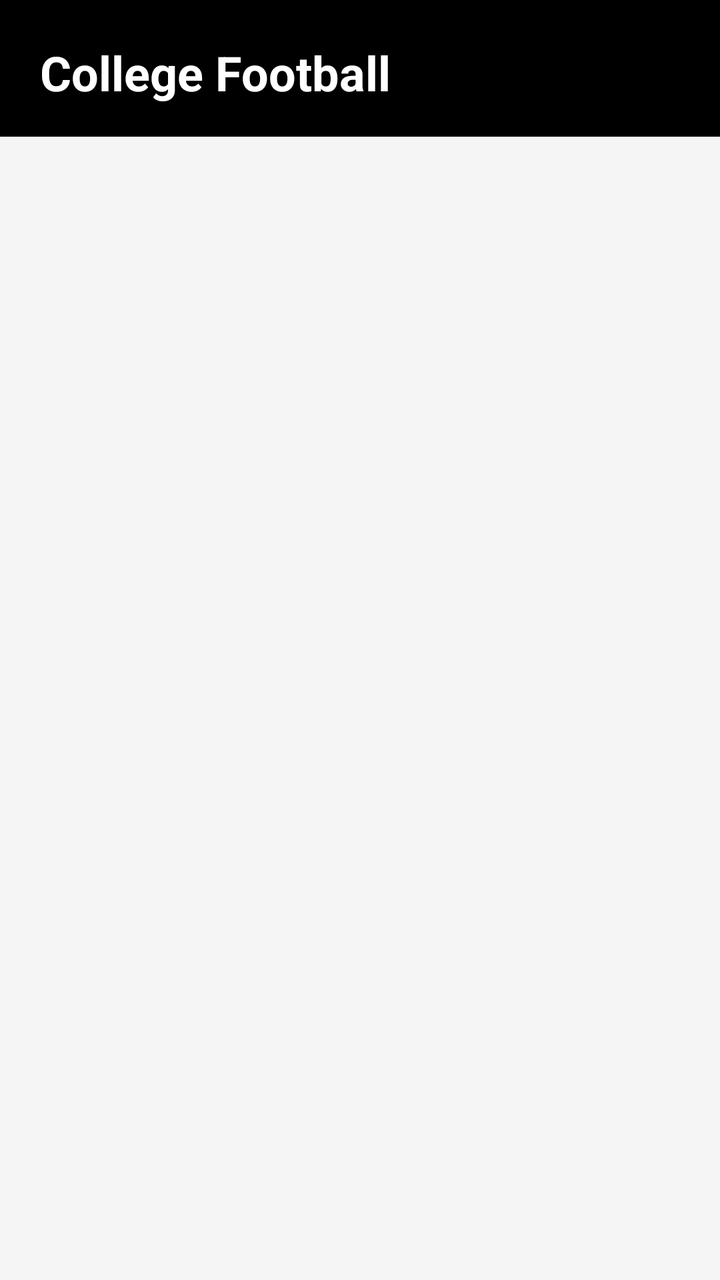
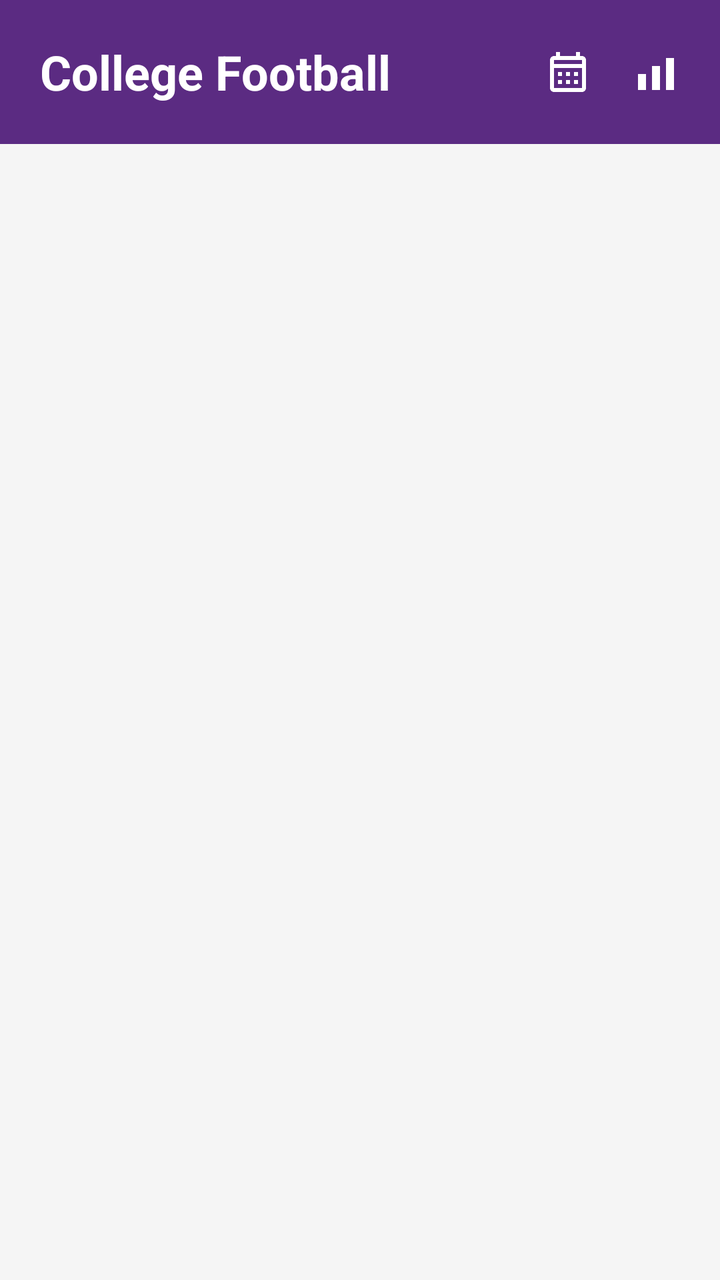

Two renders of the same Android screen: before a commit and after it. Below are the layout's source before the change and the commit's diff.
<!-- AndroidManifest.xml: application theme Theme.CfbTeams -->
<!-- res/layout/activity_main.xml -->
<?xml version="1.0" encoding="utf-8"?>
<LinearLayout xmlns:android="http://schemas.android.com/apk/res/android"
    android:layout_width="match_parent"
    android:layout_height="match_parent"
    android:orientation="vertical"
    android:background="@color/app_bg">

    <TextView
        android:layout_width="match_parent"
        android:layout_height="wrap_content"
        android:background="#000000"
        android:paddingStart="20dp"
        android:paddingEnd="20dp"
        android:paddingTop="20dp"
        android:paddingBottom="16dp"
        android:text="College Football"
        android:textColor="#FFFFFF"
        android:textSize="24sp"
        android:textStyle="bold" />

    <androidx.recyclerview.widget.RecyclerView
        android:id="@+id/recyclerTeams"
        android:layout_width="match_parent"
        android:layout_height="0dp"
        android:layout_weight="1"
        android:clipToPadding="false"
        android:padding="8dp" />

</LinearLayout>
<!-- resources referenced by this layout -->
<resources>
  <color name="app_bg">#F5F5F5</color>
  <style name="Theme.CfbTeams" parent="Theme.MaterialComponents.DayNight.NoActionBar">
          <item name="colorPrimary">#000000</item>
          <item name="colorPrimaryVariant">#000000</item>
          <item name="colorOnPrimary">#FFFFFF</item>
          <item name="android:windowBackground">@color/app_bg</item>
          <item name="android:statusBarColor" tools:targetApi="l">#000000</item>
      </style>
</resources>

<!-- the commit's change to res/layout/activity_main.xml (unified diff, before → after) -->
@@ -5,18 +5,46 @@
     android:orientation="vertical"
     android:background="@color/app_bg">
 
-    <TextView
+    <LinearLayout
         android:layout_width="match_parent"
         android:layout_height="wrap_content"
-        android:background="#000000"
+        android:background="#5B2B82"
+        android:orientation="horizontal"
+        android:gravity="center_vertical"
         android:paddingStart="20dp"
-        android:paddingEnd="20dp"
-        android:paddingTop="20dp"
-        android:paddingBottom="16dp"
-        android:text="College Football"
-        android:textColor="#FFFFFF"
-        android:textSize="24sp"
-        android:textStyle="bold" />
+        android:paddingEnd="12dp"
+        android:paddingTop="16dp"
+        android:paddingBottom="16dp">
+
+        <TextView
+            android:layout_width="0dp"
+            android:layout_height="wrap_content"
+            android:layout_weight="1"
+            android:text="College Football"
+            android:textColor="#FFFFFF"
+            android:textSize="24sp"
+            android:textStyle="bold" />
+
+        <ImageButton
+            android:id="@+id/btnThisWeek"
+            android:layout_width="40dp"
+            android:layout_height="40dp"
+            android:background="?attr/selectableItemBackgroundBorderless"
+            android:src="@drawable/ic_calendar"
+            android:padding="6dp"
+            android:contentDescription="This week's schedule" />
+
+        <ImageButton
+            android:id="@+id/btnRankings"
+            android:layout_width="40dp"
+            android:layout_height="40dp"
+            android:layout_marginStart="4dp"
+            android:background="?attr/selectableItemBackgroundBorderless"
+            android:src="@drawable/ic_rankings"
+            android:padding="6dp"
+            android:contentDescription="Rankings" />
+
+    </LinearLayout>
 
     <androidx.recyclerview.widget.RecyclerView
         android:id="@+id/recyclerTeams"
<!-- resource entries referenced after the edit -->
@@ -1,6 +1,32 @@
 <!-- resources referenced by this layout -->
 <resources>
   <color name="app_bg">#F5F5F5</color>
+  <!-- drawable ic_calendar (drawable) -->
+  <vector xmlns:android="http://schemas.android.com/apk/res/android"
+      android:width="24dp"
+      android:height="24dp"
+      android:viewportWidth="24"
+      android:viewportHeight="24">
+      <path
+          android:fillColor="#FFFFFF"
+          android:pathData="M19,4h-1V2h-2v2H8V2H6v2H5C3.89,4 3.01,4.9 3.01,6L3,20c0,1.1 0.89,2 2,2h14c1.1,0 2,-0.9 2,-2V6C21,4.9 20.1,4 19,4zM19,20H5V10h14V20zM19,8H5V6h14V8zM9,14H7v-2h2V14zM13,14h-2v-2h2V14zM17,14h-2v-2h2V14zM9,18H7v-2h2V18zM13,18h-2v-2h2V18zM17,18h-2v-2h2V18z" />
+  </vector>
+  <!-- drawable ic_rankings (drawable) -->
+  <vector xmlns:android="http://schemas.android.com/apk/res/android"
+      android:width="24dp"
+      android:height="24dp"
+      android:viewportWidth="24"
+      android:viewportHeight="24">
+      <path
+          android:fillColor="#FFFFFF"
+          android:pathData="M3,13h4v8H3z" />
+      <path
+          android:fillColor="#FFFFFF"
+          android:pathData="M10,9h4v12h-4z" />
+      <path
+          android:fillColor="#FFFFFF"
+          android:pathData="M17,5h4v16h-4z" />
+  </vector>
   <style name="Theme.CfbTeams" parent="Theme.MaterialComponents.DayNight.NoActionBar">
           <item name="colorPrimary">#000000</item>
           <item name="colorPrimaryVariant">#000000</item>
